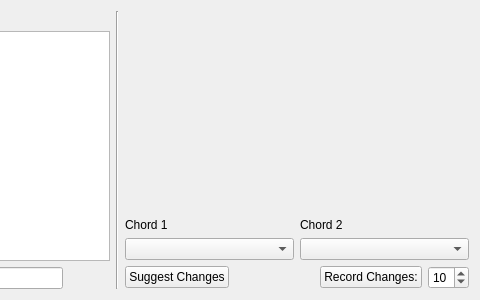
The window that guitartools/changes.ui (ispielman/guitartools) describes before a commit, drawn with Qt 5; both pictures show x 246 to 726 and y 0 to 300 of the 726 by 300 pixel window.
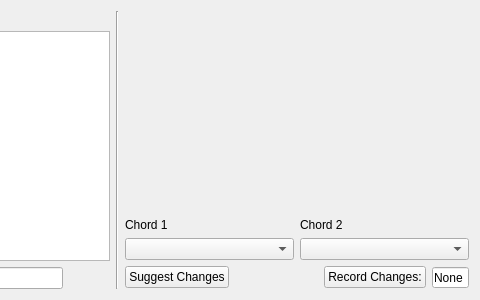
The same window after the commit.

What changed in the file:
```diff
--- a/guitartools/changes.ui
+++ b/guitartools/changes.ui
@@ -148,8 +148,14 @@
        </item>
        <item>
         <widget class="QSpinBox" name="spinBox_Changes">
+         <property name="buttonSymbols">
+          <enum>QAbstractSpinBox::NoButtons</enum>
+         </property>
+         <property name="specialValueText">
+          <string>None</string>
+         </property>
          <property name="value">
-          <number>10</number>
+          <number>0</number>
          </property>
         </widget>
        </item>
```
Left out of the diff: 6 changed lines with no effect on the pictures.
